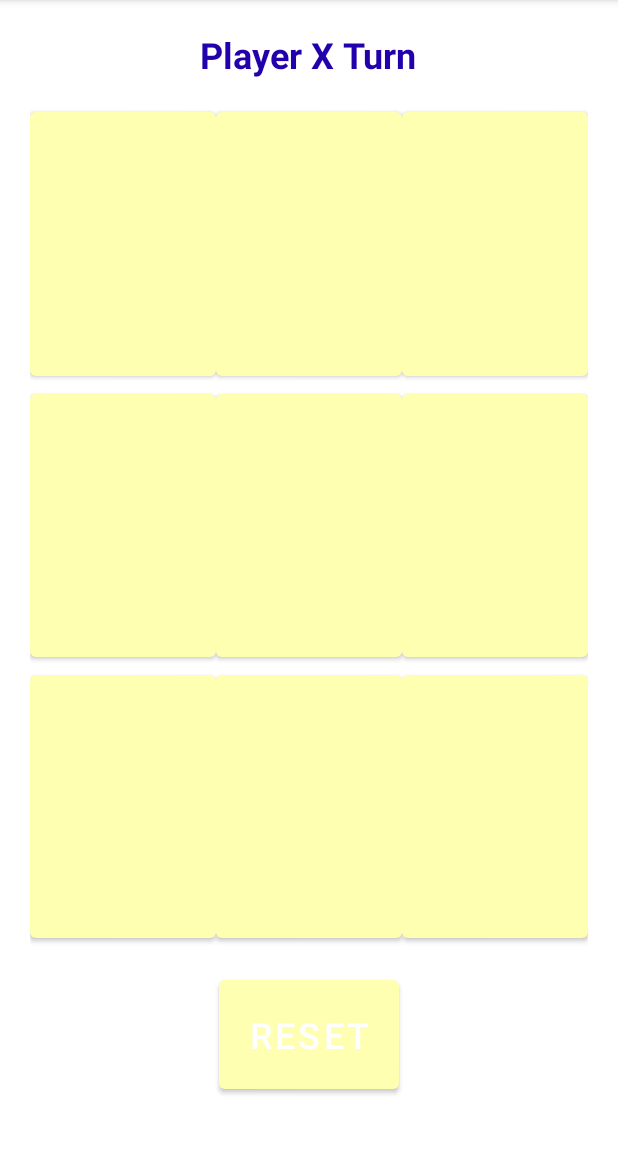
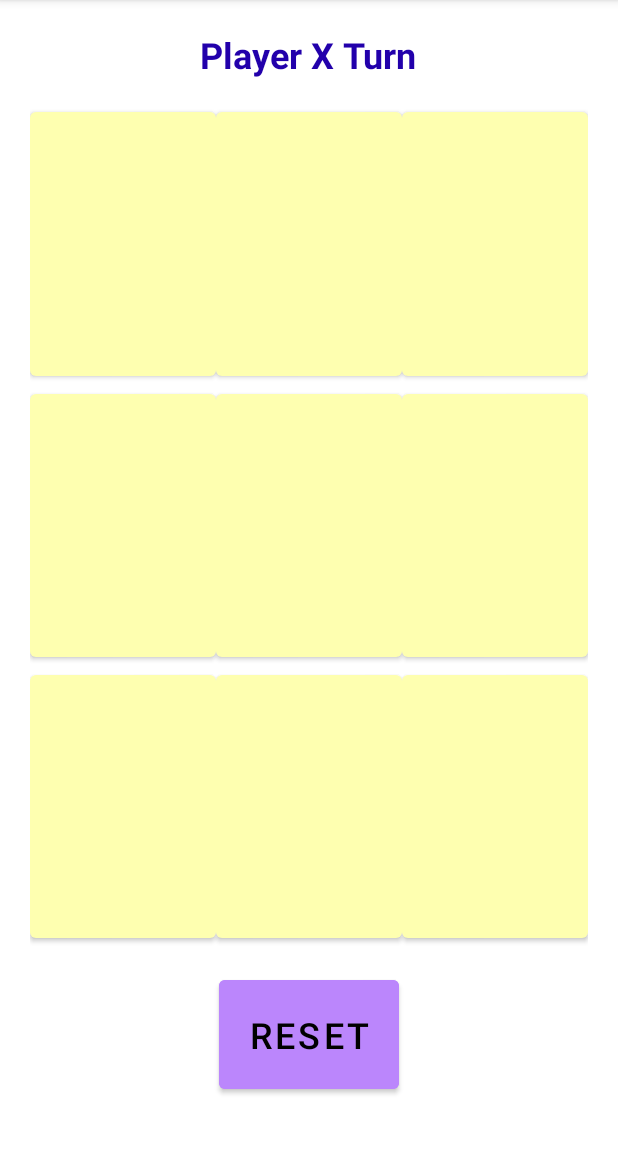
Before and after one commit to Harshul-Jain/TicTacToe_Andriod, an Android app: the screen it shows after launch (MainActivity), on a phone screen of 412 x 824 dp, the part 84-1236 px from its top. Run offline under Robolectric (Android 15) with nearby library versions, the phone set to English and light mode, and no system bars.

Commit message:
Mapping Design with Code

```diff
--- a/app/build.gradle
+++ b/app/build.gradle
@@ -1,6 +1,7 @@
 plugins {
     id 'com.android.application'
     id 'kotlin-android'
+    id 'kotlin-android-extensions'
 }
 
 android {
--- a/app/src/main/java/com/example/tictactoe/MainActivity.kt
+++ b/app/src/main/java/com/example/tictactoe/MainActivity.kt
@@ -2,10 +2,64 @@ package com.example.tictactoe
 
 import androidx.appcompat.app.AppCompatActivity
 import android.os.Bundle
+import android.view.View
+import android.widget.Button
+import kotlinx.android.synthetic.main.activity_main.*
 
-class MainActivity : AppCompatActivity() {
+class MainActivity : AppCompatActivity(), View.OnClickListener {
+    lateinit var board:Array<Array<Button>>
     override fun onCreate(savedInstanceState: Bundle?) {
         super.onCreate(savedInstanceState)
         setContentView(R.layout.activity_main)
+        board= arrayOf(
+                arrayOf(button1,button2,button3),
+                arrayOf(button4,button5,button6),
+                arrayOf(button7,button8,button9)
+        )
+        for (i in board){
+            for(button in i){
+                button.setOnClickListener(this)
+            }
+        }
+        resetBtn.setOnClickListener {
+
+        }
+
+
+    }
+
+    override fun onClick(view: View) {
+        when(view.id){
+            R.id.button1->{
+
+            }
+            R.id.button1->{
+
+            }
+            R.id.button2->{
+
+            }
+            R.id.button3->{
+
+            }
+            R.id.button4->{
+
+            }
+            R.id.button5->{
+
+            }
+            R.id.button6->{
+
+            }
+            R.id.button7->{
+
+            }
+            R.id.button8->{
+
+            }
+            R.id.button9->{
+
+            }
+        }
     }
 }
--- a/app/src/main/res/layout/activity_main.xml
+++ b/app/src/main/res/layout/activity_main.xml
@@ -118,6 +118,8 @@
         android:layout_marginTop="16dp"
         android:layout_marginBottom="16dp"
         android:text="RESET"
+        android:textColor="@color/black"
+        android:backgroundTint="@color/purple_200"
         android:id="@+id/resetBtn"
         android:layout_gravity="center_horizontal"
         android:layout_width="wrap_content"
```
